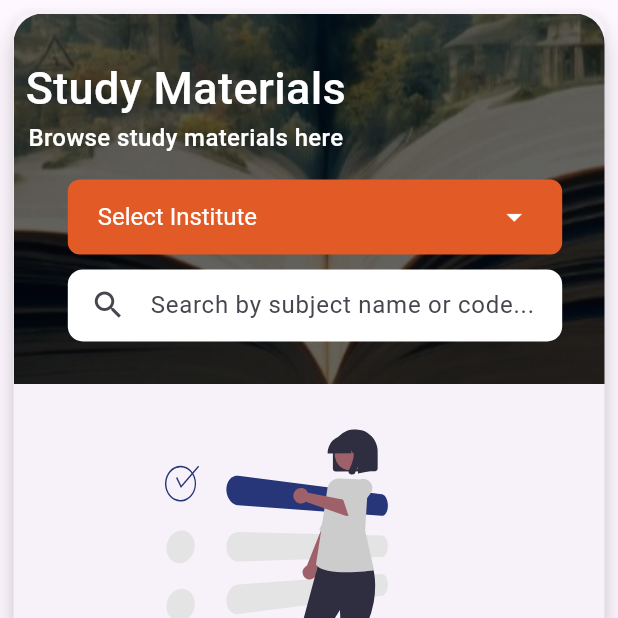
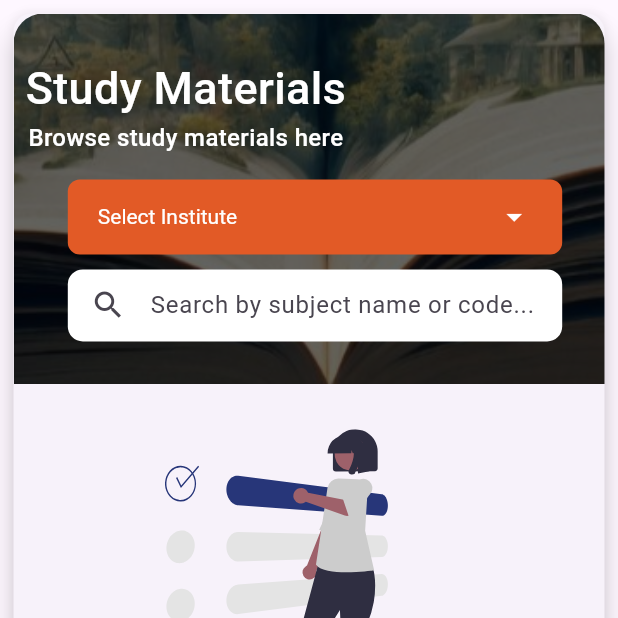
Before and after one commit to yimkumer/Alive_app, a Flutter app: the StudyMaterial screen opened directly with empty values, on a phone screen of 412 x 824 dp, the top half of it. Run offline on Flutter 3.47's test engine with Material 3 defaults, Android fonts, the light colour scheme and no system bars; our stand-ins replace file_picker, flutter_svg, percent_indicator; network calls fail; project files that could hold a hidden picture were left out.

Commit message:
study material update

```diff
--- a/lib/components/student_section/modules/study_material/study_material.dart
+++ b/lib/components/student_section/modules/study_material/study_material.dart
@@ -113,10 +113,13 @@ class _StudyMaterialState extends State<StudyMaterial> {
       String responseBody = await response.stream.bytesToString();
       Map<String, dynamic> jsonResponse = json.decode(responseBody);
       List materials = jsonResponse['data']['materials'] ?? [];
-      setState(() {
-        allMaterials =
-            materials.map((item) => StudyMaterialData.fromJson(item)).toList();
-      });
+      if (mounted) {
+        setState(() {
+          allMaterials = materials
+              .map((item) => StudyMaterialData.fromJson(item))
+              .toList();
+        });
+      }
     } else {
       print(response.reasonPhrase);
     }
@@ -264,14 +267,13 @@ class _StudyMaterialState extends State<StudyMaterial> {
                               ),
                               child: DropdownButtonHideUnderline(
                                 child: DropdownButton<String>(
-                                  value: dropdownValue,
-                                  style: const TextStyle(color: Colors.black),
-                                  items: instituteIds.keys
-                                      .map<DropdownMenuItem<String>>(
-                                          (String key) {
+                                  value: instituteId,
+                                  style: const TextStyle(color: Colors.white),
+                                  items: instituteIds.entries
+                                      .map<DropdownMenuItem<String>>((entry) {
                                     return DropdownMenuItem<String>(
-                                      value: instituteIds[key],
-                                      child: Text(key),
+                                      value: entry.value,
+                                      child: Text(entry.key),
                                     );
                                   }).toList(),
                                   onChanged: (String? newValue) {
@@ -285,10 +287,10 @@ class _StudyMaterialState extends State<StudyMaterial> {
                                         ? instituteIds[instituteId] ??
                                             'Select Institute'
                                         : 'Select Institute',
-                                    style: const TextStyle(
-                                        color: Colors.white, fontSize: 16),
+                                    style: const TextStyle(color: Colors.white),
                                   ),
-                                  dropdownColor: Colors.white,
+                                  dropdownColor: const Color(0xFFE25A26),
+                                  borderRadius: BorderRadius.circular(12.0),
                                   elevation: 8,
                                   isExpanded: true,
                                   itemHeight: 50,
```
